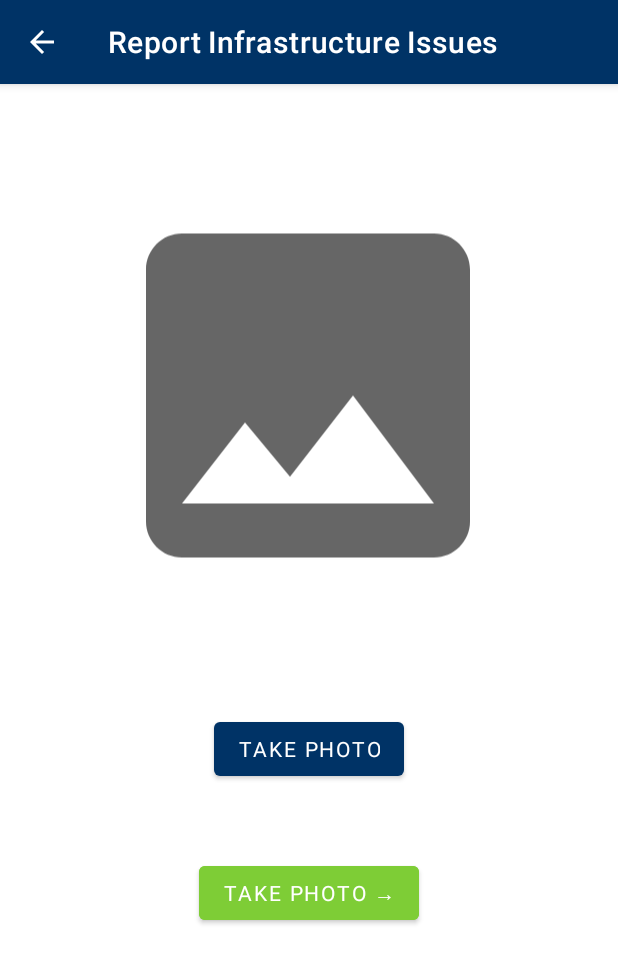
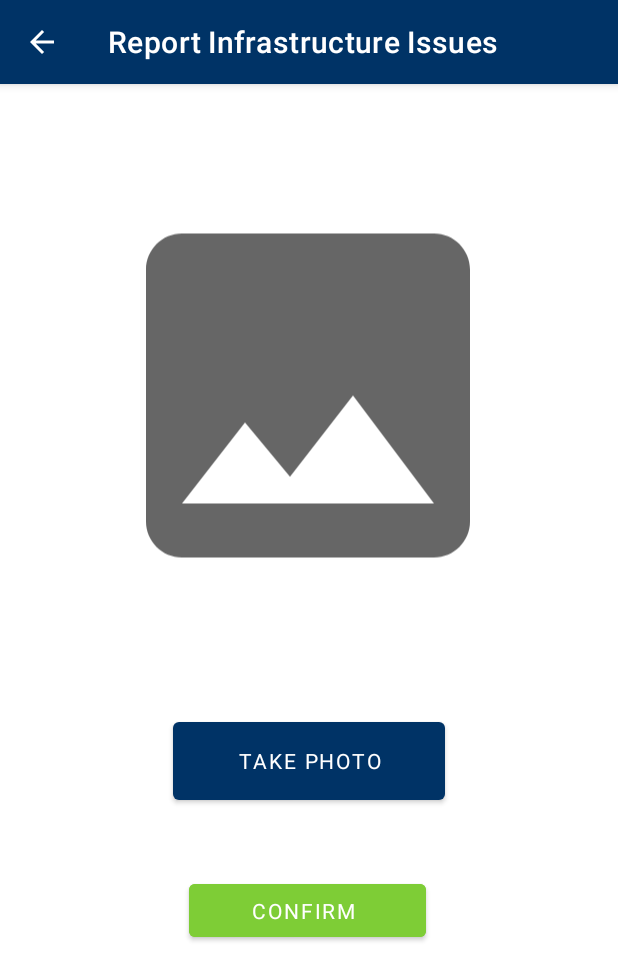
Before and after one commit to AodanHardy/Group11Project, an Android app: the Camera screen opened directly, with no data from a screen before it, on a phone screen of 412 x 824 dp. Shown: the top 980 px of the screen. Run offline under Robolectric (Android 15) with nearby library versions, the phone set to English and light mode, and no system bars; Roboto replaces fonts that are not available here.

Commit message:
finished camera activity

```diff
--- a/app/src/main/java/com/example/group11project/Camera.java
+++ b/app/src/main/java/com/example/group11project/Camera.java
@@ -22,6 +22,7 @@ public class Camera extends AppCompatActivity {
     private static final int PERMISSION_CODE = 1234;
     private static final int CAPTURE_CODE = 1001;
     Button takePicture;
+    Button confirmPicture;
     ImageView cameraView;
     Uri image_uri;
 
@@ -30,6 +31,16 @@ public class Camera extends AppCompatActivity {
         super.onCreate(savedInstanceState);
         setContentView(R.layout.activity_camera);
         getSupportActionBar().setDisplayHomeAsUpEnabled(true);
+
+        confirmPicture = (Button) findViewById(R.id.btn_confirmImg);
+
+        confirmPicture.setOnClickListener(new View.OnClickListener() {
+            @Override
+            public void onClick(View view) {
+                Intent i = new Intent(Camera.this, SubmissionConfirmed.class);
+                startActivity(i);
+            }
+        });
 
         takePicture = findViewById(R.id.captureImage);
         cameraView = findViewById(R.id.imageView);
--- a/app/src/main/res/layout/activity_camera.xml
+++ b/app/src/main/res/layout/activity_camera.xml
@@ -7,14 +7,15 @@
     tools:context=".Camera">
 
     <Button
-        android:id="@+id/captureImage2"
-        android:layout_width="wrap_content"
-        android:layout_height="wrap_content"
-        android:layout_marginTop="128dp"
+        android:id="@+id/btn_confirmImg"
+        android:layout_width="158dp"
+        android:layout_height="47dp"
+        android:layout_marginTop="140dp"
         android:backgroundTint="@color/brightGreen"
         android:fontFamily="@font/ropa_sans"
-        android:text="Take Photo →"
+        android:text="Confirm "
         app:layout_constraintEnd_toEndOf="parent"
+        app:layout_constraintHorizontal_bias="0.497"
         app:layout_constraintStart_toStartOf="parent"
         app:layout_constraintTop_toBottomOf="@+id/imageView" />
 
@@ -31,8 +32,8 @@
 
     <Button
         android:id="@+id/captureImage"
-        android:layout_width="wrap_content"
-        android:layout_height="wrap_content"
+        android:layout_width="181dp"
+        android:layout_height="64dp"
         android:layout_marginTop="32dp"
         android:fontFamily="@font/ropa_sans"
         android:text="Take Photo"
```
Also changed, not shown: app/src/main/java/com/example/group11project/SubmissionConfirmed.java (+0 -7 lines), app/src/main/res/drawable-v24/tick.png (added).
